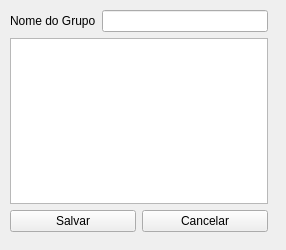
First picture: the form in novogrupo.ui, repository brunosr1985/TCC_NayBru, before the edit.
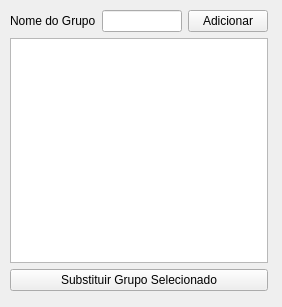
Second picture: the form after the edit.

```diff
--- a/novogrupo.ui
+++ b/novogrupo.ui
@@ -6,24 +6,36 @@
    <rect>
     <x>0</x>
     <y>0</y>
-    <width>286</width>
-    <height>250</height>
+    <width>282</width>
+    <height>307</height>
    </rect>
   </property>
+  <property name="minimumSize">
+   <size>
+    <width>282</width>
+    <height>307</height>
+   </size>
+  </property>
+  <property name="maximumSize">
+   <size>
+    <width>282</width>
+    <height>307</height>
+   </size>
+  </property>
   <property name="windowTitle">
    <string>Kaizen Birth Edition</string>
   </property>
-  <widget class="QWidget" name="layoutWidget">
+  <widget class="QWidget" name="">
    <property name="geometry">
     <rect>
      <x>10</x>
      <y>10</y>
      <width>258</width>
-     <height>222</height>
+     <height>281</height>
     </rect>
    </property>
-   <layout class="QVBoxLayout" name="verticalLayout">
-    <item>
+   <layout class="QGridLayout" name="gridLayout">
+    <item row="0" column="0">
      <layout class="QHBoxLayout" name="horizontalLayout">
       <item>
        <widget class="QLabel" name="label">
@@ -35,29 +47,42 @@
       <item>
        <widget class="QLineEdit" name="lineEdit"/>
       </item>
+      <item>
+       <widget class="QPushButton" name="Adicionar">
+        <property name="text">
+         <string>Adicionar</string>
+        </property>
+       </widget>
+      </item>
      </layout>
     </item>
-    <item>
-     <widget class="QTableView" name="listaGrupo"/>
-    </item>
-    <item>
+    <item row="2" column="0">
      <layout class="QHBoxLayout" name="horizontalLayout_2">
       <item>
        <widget class="QPushButton" name="pushButton">
         <property name="text">
-         <string>Salvar</string>
-        </property>
-       </widget>
-      </item>
-      <item>
-       <widget class="QPushButton" name="pushButton_2">
-        <property name="text">
-         <string>Cancelar</string>
+         <string>Substituir Grupo Selecionado</string>
         </property>
        </widget>
       </item>
      </layout>
     </item>
+    <item row="1" column="0">
+     <widget class="QTableView" name="tableView">
+      <property name="editTriggers">
+       <set>QAbstractItemView::SelectedClicked</set>
+      </property>
+      <property name="alternatingRowColors">
+       <bool>true</bool>
+      </property>
+      <property name="selectionMode">
+       <enum>QAbstractItemView::SingleSelection</enum>
+      </property>
+      <property name="sortingEnabled">
+       <bool>true</bool>
+      </property>
+     </widget>
+    </item>
    </layout>
   </widget>
  </widget>
```
Left out of the diff: 2 changed lines with no effect on the pictures.
